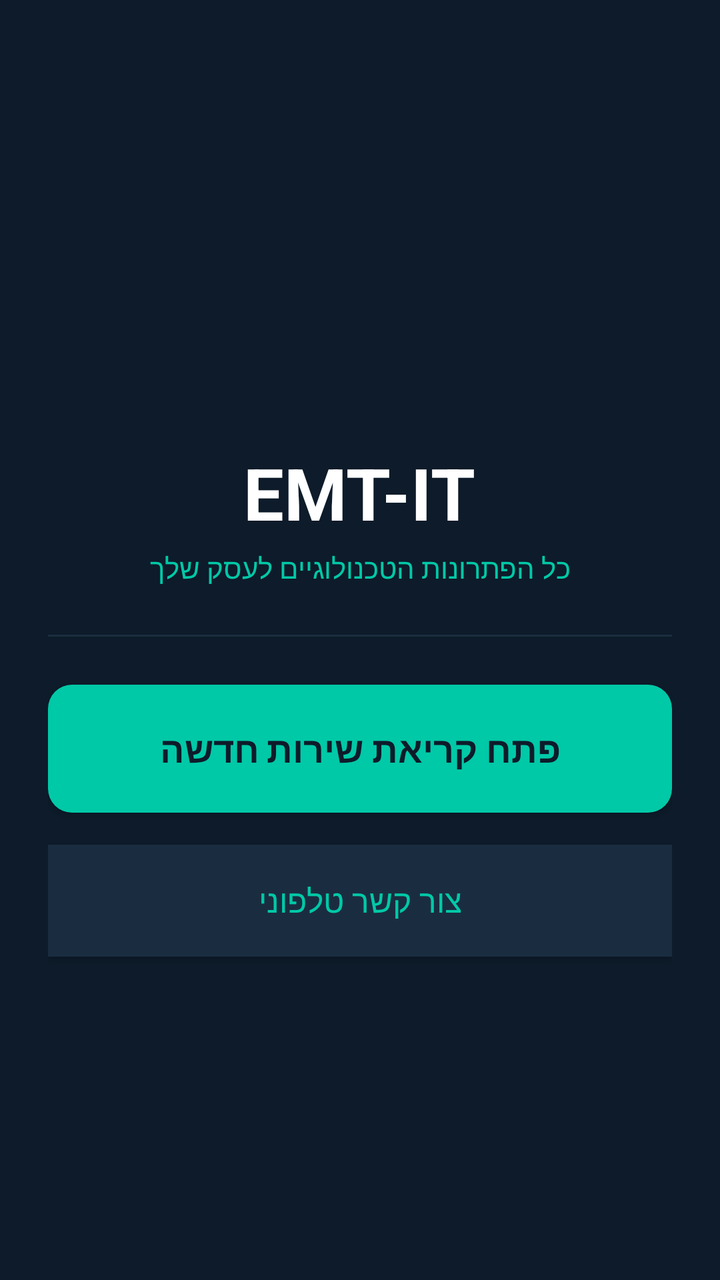
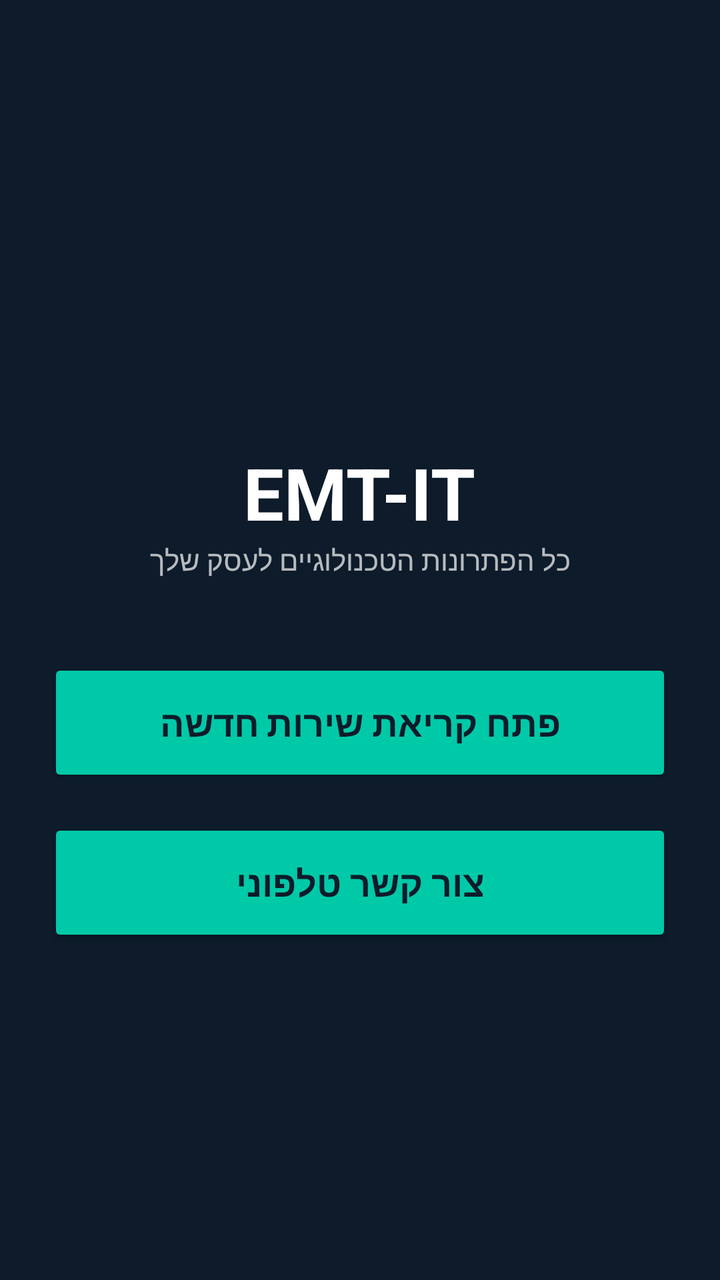

Screens rendered from an Android XML layout before and after an edit, with the pre-edit source and the edit as a unified diff.
<!-- AndroidManifest.xml: application theme Theme.EMT -->
<!-- res/layout/activity_main.xml -->
<?xml version="1.0" encoding="utf-8"?>
<ScrollView xmlns:android="http://schemas.android.com/apk/res/android"
    android:layout_width="match_parent"
    android:layout_height="match_parent"
    android:background="@color/bg_dark">

    <LinearLayout
        android:layout_width="match_parent"
        android:layout_height="wrap_content"
        android:orientation="vertical"
        android:padding="24dp"
        android:gravity="center_horizontal">

        <ImageView
            android:layout_width="150dp"
            android:layout_height="150dp"
            android:src="@drawable/ic_logo"
            android:scaleType="fitCenter"
            android:layout_marginTop="32dp"
            android:layout_marginBottom="16dp"/>

        <TextView
            android:layout_width="wrap_content"
            android:layout_height="wrap_content"
            android:text="EMT-IT"
            android:textSize="36sp"
            android:textColor="#FFFFFF"
            android:textStyle="bold"/>

        <TextView
            android:layout_width="wrap_content"
            android:layout_height="wrap_content"
            android:text="@string/app_tagline"
            android:textSize="14sp"
            android:textColor="@color/teal"
            android:layout_marginTop="4dp"/>

        <View
            android:layout_width="match_parent"
            android:layout_height="1dp"
            android:background="@color/card_bg"
            android:layout_marginTop="24dp"
            android:layout_marginBottom="24dp"/>

        <Button
            android:id="@+id/btnNewTicket"
            android:layout_width="match_parent"
            android:layout_height="64dp"
            android:text="פתח קריאת שירות חדשה"
            android:background="@drawable/btn_primary"
            android:textColor="#0D1B2A"
            android:textSize="18sp"
            android:textStyle="bold"
            android:layout_marginBottom="16dp"/>

        <Button
            android:id="@+id/btnCall1"
            android:layout_width="match_parent"
            android:layout_height="56dp"
            android:text="צור קשר טלפוני"
            android:background="@color/card_bg"
            android:textColor="@color/teal"
            android:textSize="16sp"
            android:layout_marginBottom="8dp"/>

    </LinearLayout>
</ScrollView>
<!-- resources referenced by this layout -->
<resources>
  <color name="bg_dark">#0D1B2A</color>
  <color name="card_bg">#1A2D40</color>
  <color name="teal">#00C9A7</color>
  <!-- drawable btn_primary (drawable) -->
  <?xml version="1.0" encoding="utf-8"?>
  <selector xmlns:android="http://schemas.android.com/apk/res/android">
      <item android:state_pressed="true">
          <shape><solid android:color="#00A688"/><corners android:radius="12dp"/></shape>
      </item>
      <item>
          <shape><solid android:color="#00C9A7"/><corners android:radius="12dp"/></shape>
      </item>
  </selector>
  <string name="app_tagline">כל הפתרונות הטכנולוגיים לעסק שלך</string>
  <style name="Theme.EMT" parent="Theme.MaterialComponents.DayNight.NoActionBar">
          <item name="colorPrimary">@color/emt_teal</item>
          <item name="colorPrimaryDark">@color/status_bar</item>
          <item name="colorAccent">@color/emt_teal</item>
          <item name="android:windowBackground">@color/emt_dark</item>
          <item name="android:statusBarColor">@color/status_bar</item>
          <item name="android:navigationBarColor">@color/emt_dark</item>
          <item name="android:textColor">@color/emt_white</item>
          <item name="android:textColorPrimary">@color/emt_white</item>
          <item name="android:textColorSecondary">@color/emt_white_70</item>
          <item name="spinnerStyle">@style/EMT.Spinner</item>
      </style>
  <color name="emt_teal">#00C9A7</color>
  <color name="status_bar">#0A1520</color>
  <color name="emt_dark">#0D1B2A</color>
  <color name="emt_white">#FFFFFF</color>
  <color name="emt_white_70">#B3FFFFFF</color>
  <style name="EMT.Spinner" parent="Widget.AppCompat.Spinner">
          <item name="android:background">@color/card_bg</item>
          <item name="android:textColor">@color/emt_white</item>
          <item name="android:textColorPrimary">@color/emt_white</item>
          <item name="android:popupBackground">@color/card_bg</item>
      </style>
</resources>

<!-- the commit's change to res/layout/activity_main.xml (unified diff, before → after) -->
@@ -32,36 +32,32 @@
             android:layout_height="wrap_content"
             android:text="@string/app_tagline"
             android:textSize="14sp"
-            android:textColor="@color/teal"
-            android:layout_marginTop="4dp"/>
-
-        <View
-            android:layout_width="match_parent"
-            android:layout_height="1dp"
-            android:background="@color/card_bg"
-            android:layout_marginTop="24dp"
-            android:layout_marginBottom="24dp"/>
+            android:textColor="#B3FFFFFF"
+            android:layout_marginBottom="40dp"/>
 
         <Button
             android:id="@+id/btnNewTicket"
             android:layout_width="match_parent"
             android:layout_height="64dp"
             android:text="פתח קריאת שירות חדשה"
-            android:background="@drawable/btn_primary"
             android:textColor="#0D1B2A"
             android:textSize="18sp"
             android:textStyle="bold"
+            android:fontFamily="sans-serif-medium"
+            android:backgroundTint="@color/teal"
             android:layout_marginBottom="16dp"/>
 
         <Button
             android:id="@+id/btnCall1"
             android:layout_width="match_parent"
-            android:layout_height="56dp"
+            android:layout_height="64dp"
             android:text="צור קשר טלפוני"
-            android:background="@color/card_bg"
-            android:textColor="@color/teal"
-            android:textSize="16sp"
-            android:layout_marginBottom="8dp"/>
+            android:textColor="#0D1B2A"
+            android:textSize="18sp"
+            android:textStyle="bold"
+            android:fontFamily="sans-serif-medium"
+            android:backgroundTint="@color/teal"
+            android:layout_marginBottom="16dp"/>
 
     </LinearLayout>
 </ScrollView>
<!-- resource entries referenced after the edit -->
@@ -1,18 +1,7 @@
 <!-- resources referenced by this layout -->
 <resources>
   <color name="bg_dark">#0D1B2A</color>
-  <color name="card_bg">#1A2D40</color>
   <color name="teal">#00C9A7</color>
-  <!-- drawable btn_primary (drawable) -->
-  <?xml version="1.0" encoding="utf-8"?>
-  <selector xmlns:android="http://schemas.android.com/apk/res/android">
-      <item android:state_pressed="true">
-          <shape><solid android:color="#00A688"/><corners android:radius="12dp"/></shape>
-      </item>
-      <item>
-          <shape><solid android:color="#00C9A7"/><corners android:radius="12dp"/></shape>
-      </item>
-  </selector>
   <string name="app_tagline">כל הפתרונות הטכנולוגיים לעסק שלך</string>
   <style name="Theme.EMT" parent="Theme.MaterialComponents.DayNight.NoActionBar">
           <item name="colorPrimary">@color/emt_teal</item>
@@ -37,5 +26,6 @@
           <item name="android:textColorPrimary">@color/emt_white</item>
           <item name="android:popupBackground">@color/card_bg</item>
       </style>
+  <color name="card_bg">#1A2D40</color>
 </resources>
 
